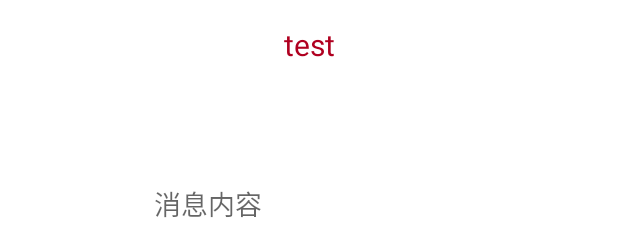
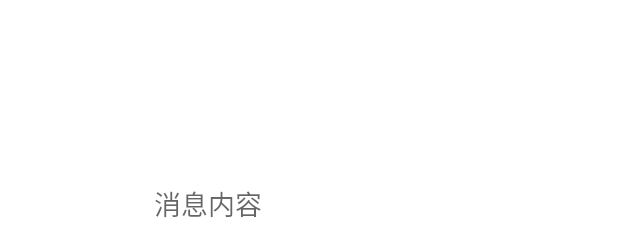
Before and after one commit to hongmenke/Plgeon, an Android app: the layout activity_main.xml on its own in the app's theme, with its tools: preview values and no code run, on a phone screen of 412 x 824 dp. Shown: the top 226 px of the screen. Run offline under Robolectric (Android 15) with nearby library versions, the phone set to English and light mode, and no system bars.

Commit message:
test忘删了

```diff
--- a/app/src/main/res/layout/activity_main.xml
+++ b/app/src/main/res/layout/activity_main.xml
@@ -43,6 +43,6 @@
             app:layout_constraintStart_toStartOf="parent"
             android:id="@+id/isHaveUrl" android:layout_marginTop="16dp"
             android:textSize="20sp" app:layout_constraintEnd_toEndOf="parent" android:layout_marginStart="16dp"
-            android:layout_marginEnd="16dp" android:text="test" android:textAlignment="center"
+            android:layout_marginEnd="16dp" android:text=" " android:textAlignment="center"
             android:textColor="@color/design_default_color_error"/>
 </androidx.constraintlayout.widget.ConstraintLayout>
```
